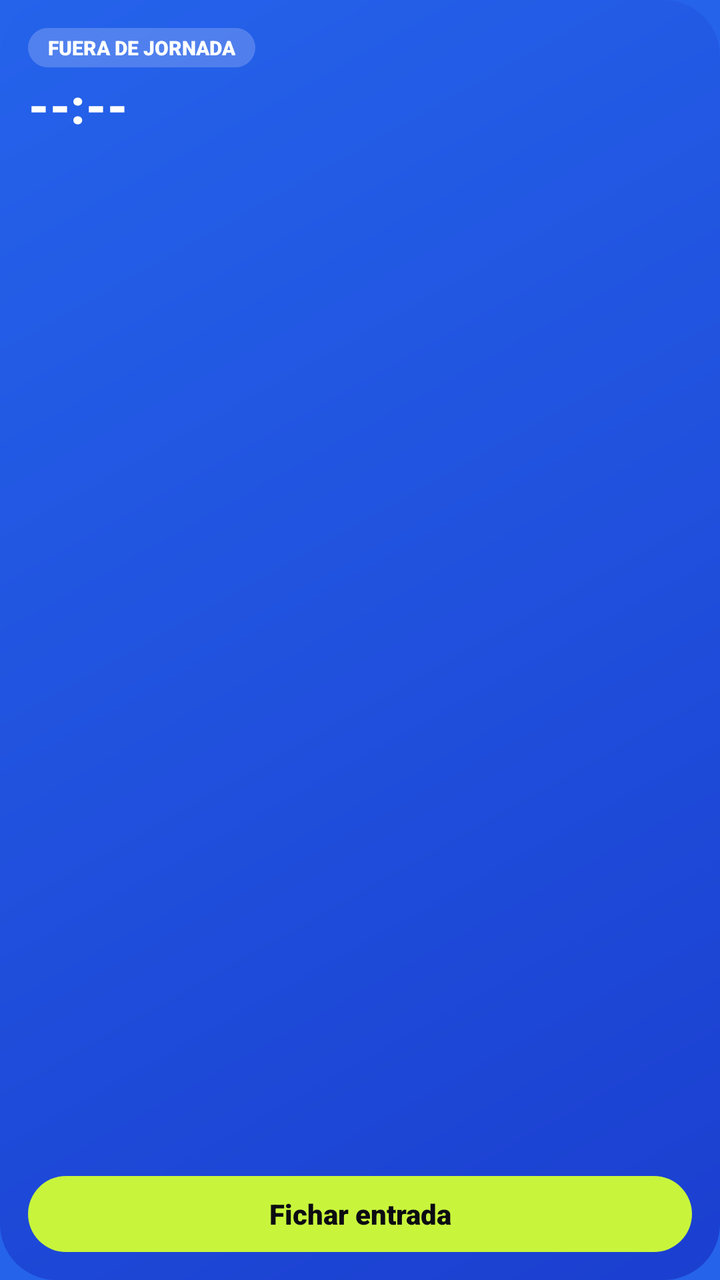
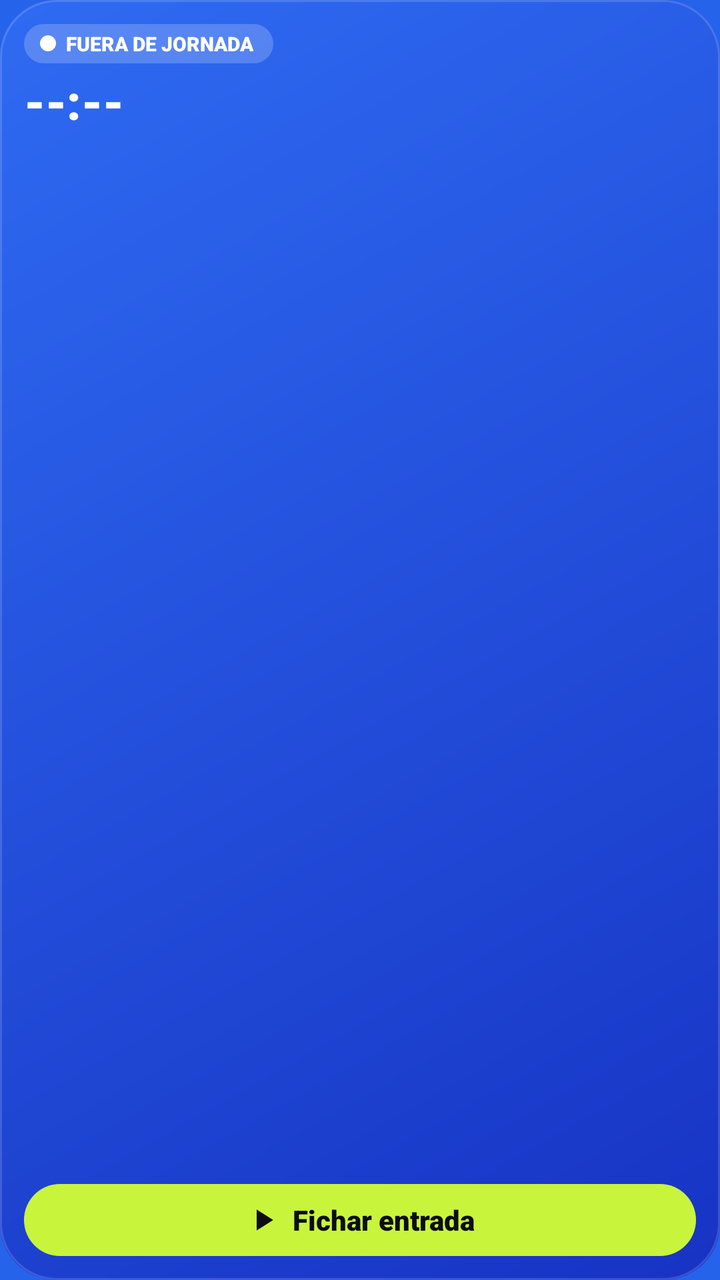

An Android layout rendered at two revisions. The XML below is the earlier revision; the diff shows what the commit changed to produce the second picture.
<!-- AndroidManifest.xml: application theme Theme.Xyon -->
<!-- res/layout/widget_fichaje_small.xml -->
<?xml version="1.0" encoding="utf-8"?>
<LinearLayout xmlns:android="http://schemas.android.com/apk/res/android"
    android:id="@+id/w_root"
    android:layout_width="match_parent"
    android:layout_height="match_parent"
    android:background="@drawable/widget_bg"
    android:orientation="vertical"
    android:padding="14dp">

    <TextView
        android:id="@+id/w_status"
        android:layout_width="wrap_content"
        android:layout_height="wrap_content"
        android:background="@drawable/widget_pill_off"
        android:fontFamily="sans-serif-black"
        android:paddingStart="10dp"
        android:paddingTop="3dp"
        android:paddingEnd="10dp"
        android:paddingBottom="3dp"
        android:text="@string/widget_out"
        android:textAllCaps="true"
        android:textColor="#FFFFFFFF"
        android:textSize="10sp" />

    <Chronometer
        android:id="@+id/w_timer"
        android:layout_width="wrap_content"
        android:layout_height="wrap_content"
        android:layout_marginTop="6dp"
        android:fontFamily="sans-serif-black"
        android:includeFontPadding="false"
        android:textColor="#FFFFFFFF"
        android:textSize="30sp"
        android:visibility="gone" />

    <TextView
        android:id="@+id/w_idle"
        android:layout_width="wrap_content"
        android:layout_height="wrap_content"
        android:layout_marginTop="6dp"
        android:fontFamily="sans-serif-black"
        android:includeFontPadding="false"
        android:text="@string/widget_idle"
        android:textColor="#FFFFFFFF"
        android:textSize="24sp" />

    <TextView
        android:id="@+id/w_detail"
        android:layout_width="match_parent"
        android:layout_height="wrap_content"
        android:layout_marginTop="2dp"
        android:ellipsize="end"
        android:maxLines="2"
        android:textColor="#D9FFFFFF"
        android:textSize="12sp" />

    
    <FrameLayout
        android:layout_width="match_parent"
        android:layout_height="0dp"
        android:layout_weight="1" />

    <TextView
        android:id="@+id/w_action"
        android:layout_width="match_parent"
        android:layout_height="38dp"
        android:background="@drawable/widget_btn_in"
        android:fontFamily="sans-serif-black"
        android:gravity="center"
        android:text="@string/widget_clock_in"
        android:textColor="#FF0C0C12"
        android:textSize="14sp" />
</LinearLayout>
<!-- resources referenced by this layout -->
<resources>
  <!-- drawable widget_bg (drawable) -->
  <?xml version="1.0" encoding="utf-8"?>
  <shape xmlns:android="http://schemas.android.com/apk/res/android" android:shape="rectangle">
      <gradient android:angle="315" android:startColor="#FF2563EB" android:endColor="#FF1B3FD0" />
      <corners android:radius="28dp" />
  </shape>
  <!-- drawable widget_btn_in (drawable) -->
  <?xml version="1.0" encoding="utf-8"?>
  <shape xmlns:android="http://schemas.android.com/apk/res/android" android:shape="rectangle">
      <solid android:color="#FFC8F53C" />
      <corners android:radius="999dp" />
  </shape>
  <!-- drawable widget_pill_off (drawable) -->
  <?xml version="1.0" encoding="utf-8"?>
  <shape xmlns:android="http://schemas.android.com/apk/res/android" android:shape="rectangle">
      <solid android:color="#33FFFFFF" />
      <corners android:radius="999dp" />
  </shape>
  <string name="widget_clock_in">Fichar entrada</string>
  <string name="widget_idle">--:--</string>
  <string name="widget_out">Fuera de jornada</string>
  <style name="Theme.Xyon" parent="Theme.AppCompat.NoActionBar">
          <item name="android:windowBackground">#2563EB</item>
          <item name="android:statusBarColor">@android:color/transparent</item>
          <item name="android:navigationBarColor">@android:color/transparent</item>
      </style>
</resources>

<!-- the commit's change to res/layout/widget_fichaje_small.xml (unified diff, before → after) -->
@@ -5,69 +5,96 @@
     android:layout_height="match_parent"
     android:background="@drawable/widget_bg"
     android:orientation="vertical"
-    android:padding="14dp">
+    android:padding="12dp">
 
-    <TextView
-        android:id="@+id/w_status"
-        android:layout_width="wrap_content"
-        android:layout_height="wrap_content"
-        android:background="@drawable/widget_pill_off"
-        android:fontFamily="sans-serif-black"
-        android:paddingStart="10dp"
-        android:paddingTop="3dp"
-        android:paddingEnd="10dp"
-        android:paddingBottom="3dp"
-        android:text="@string/widget_out"
-        android:textAllCaps="true"
-        android:textColor="#FFFFFFFF"
-        android:textSize="10sp" />
+        <LinearLayout
+            android:id="@+id/w_pill"
+            android:layout_width="wrap_content"
+            android:layout_height="wrap_content"
+            android:background="@drawable/widget_pill_off"
+            android:gravity="center_vertical"
+            android:orientation="horizontal"
+            android:paddingStart="8dp"
+            android:paddingTop="3dp"
+            android:paddingEnd="10dp"
+            android:paddingBottom="3dp">
 
-    <Chronometer
-        android:id="@+id/w_timer"
-        android:layout_width="wrap_content"
-        android:layout_height="wrap_content"
-        android:layout_marginTop="6dp"
-        android:fontFamily="sans-serif-black"
-        android:includeFontPadding="false"
-        android:textColor="#FFFFFFFF"
-        android:textSize="30sp"
-        android:visibility="gone" />
+            <ImageView
+                android:id="@+id/w_dot"
+                android:layout_width="8dp"
+                android:layout_height="8dp"
+                android:src="@drawable/widget_dot" />
 
-    <TextView
-        android:id="@+id/w_idle"
-        android:layout_width="wrap_content"
-        android:layout_height="wrap_content"
-        android:layout_marginTop="6dp"
-        android:fontFamily="sans-serif-black"
-        android:includeFontPadding="false"
-        android:text="@string/widget_idle"
-        android:textColor="#FFFFFFFF"
-        android:textSize="24sp" />
+            <TextView
+                android:id="@+id/w_status"
+                android:layout_width="wrap_content"
+                android:layout_height="wrap_content"
+                android:layout_marginStart="5dp"
+                android:fontFamily="sans-serif-black"
+                android:text="@string/widget_out"
+                android:textAllCaps="true"
+                android:textColor="#FFFFFFFF"
+                android:textSize="10sp" />
+        </LinearLayout>
+        <Chronometer
+            android:id="@+id/w_timer"
+            android:layout_width="wrap_content"
+            android:layout_height="wrap_content"
+            android:layout_marginTop="6dp"
+            android:fontFamily="sans-serif-black"
+            android:includeFontPadding="false"
+            android:textColor="#FFFFFFFF"
+            android:textSize="30sp"
+            android:visibility="gone" />
 
-    <TextView
-        android:id="@+id/w_detail"
-        android:layout_width="match_parent"
-        android:layout_height="wrap_content"
-        android:layout_marginTop="2dp"
-        android:ellipsize="end"
-        android:maxLines="2"
-        android:textColor="#D9FFFFFF"
-        android:textSize="12sp" />
+        <TextView
+            android:id="@+id/w_idle"
+            android:layout_width="wrap_content"
+            android:layout_height="wrap_content"
+            android:layout_marginTop="6dp"
+            android:fontFamily="sans-serif-black"
+            android:includeFontPadding="false"
+            android:text="@string/widget_idle"
+            android:textColor="#FFFFFFFF"
+            android:textSize="24sp" />
 
-    
-    <FrameLayout
-        android:layout_width="match_parent"
-        android:layout_height="0dp"
-        android:layout_weight="1" />
+        <TextView
+            android:id="@+id/w_detail"
+            android:layout_width="match_parent"
+            android:layout_height="wrap_content"
+            android:layout_marginTop="2dp"
+            android:ellipsize="end"
+            android:maxLines="1"
+            android:textColor="#D9FFFFFF"
+            android:textSize="12sp" />
 
-    <TextView
+        <FrameLayout
+            android:layout_width="match_parent"
+            android:layout_height="0dp"
+            android:layout_weight="1" />
+
+    <LinearLayout
         android:id="@+id/w_action"
         android:layout_width="match_parent"
-        android:layout_height="38dp"
+        android:layout_height="36dp"
         android:background="@drawable/widget_btn_in"
-        android:fontFamily="sans-serif-black"
         android:gravity="center"
-        android:text="@string/widget_clock_in"
-        android:textColor="#FF0C0C12"
-        android:textSize="14sp" />
+        android:orientation="horizontal">
+
+        <ImageView
+            android:id="@+id/w_action_icon"
+            android:layout_width="18dp"
+            android:layout_height="18dp"
+            android:src="@drawable/ic_widget_play" />
+
+        <TextView
+            android:id="@+id/w_action_label"
+            android:layout_width="wrap_content"
+            android:layout_height="wrap_content"
+            android:layout_marginStart="6dp"
+            android:fontFamily="sans-serif-black"
+            android:text="@string/widget_clock_in"
+            android:textColor="#FF0C0C12"
+            android:textSize="14sp" />
+    </LinearLayout>
 </LinearLayout>
<!-- resource entries referenced after the edit -->
@@ -1,16 +1,37 @@
 <!-- resources referenced by this layout -->
 <resources>
+  <!-- drawable ic_widget_play (drawable) -->
+  <?xml version="1.0" encoding="utf-8"?>
+  <vector xmlns:android="http://schemas.android.com/apk/res/android" android:width="24dp" android:height="24dp" android:viewportWidth="24" android:viewportHeight="24">
+      <path android:fillColor="#FF0C0C12" android:pathData="M8,5v14l11,-7z" />
+  </vector>
   <!-- drawable widget_bg (drawable) -->
   <?xml version="1.0" encoding="utf-8"?>
-  <shape xmlns:android="http://schemas.android.com/apk/res/android" android:shape="rectangle">
-      <gradient android:angle="315" android:startColor="#FF2563EB" android:endColor="#FF1B3FD0" />
-      <corners android:radius="28dp" />
-  </shape>
+  <layer-list xmlns:android="http://schemas.android.com/apk/res/android">
+      <item>
+          <shape android:shape="rectangle">
+              <gradient android:angle="315" android:startColor="#FF2F6BF2" android:endColor="#FF1733C4" />
+              <corners android:radius="28dp" />
+          </shape>
+      </item>
+      <item>
+          <shape android:shape="rectangle">
+              <stroke android:width="1dp" android:color="#26FFFFFF" />
+              <corners android:radius="28dp" />
+          </shape>
+      </item>
+  </layer-list>
   <!-- drawable widget_btn_in (drawable) -->
   <?xml version="1.0" encoding="utf-8"?>
   <shape xmlns:android="http://schemas.android.com/apk/res/android" android:shape="rectangle">
       <solid android:color="#FFC8F53C" />
       <corners android:radius="999dp" />
+  </shape>
+  <!-- drawable widget_dot (drawable) -->
+  <?xml version="1.0" encoding="utf-8"?>
+  <shape xmlns:android="http://schemas.android.com/apk/res/android" android:shape="oval">
+      <solid android:color="#FFFFFFFF" />
+      <size android:width="8dp" android:height="8dp" />
   </shape>
   <!-- drawable widget_pill_off (drawable) -->
   <?xml version="1.0" encoding="utf-8"?>
